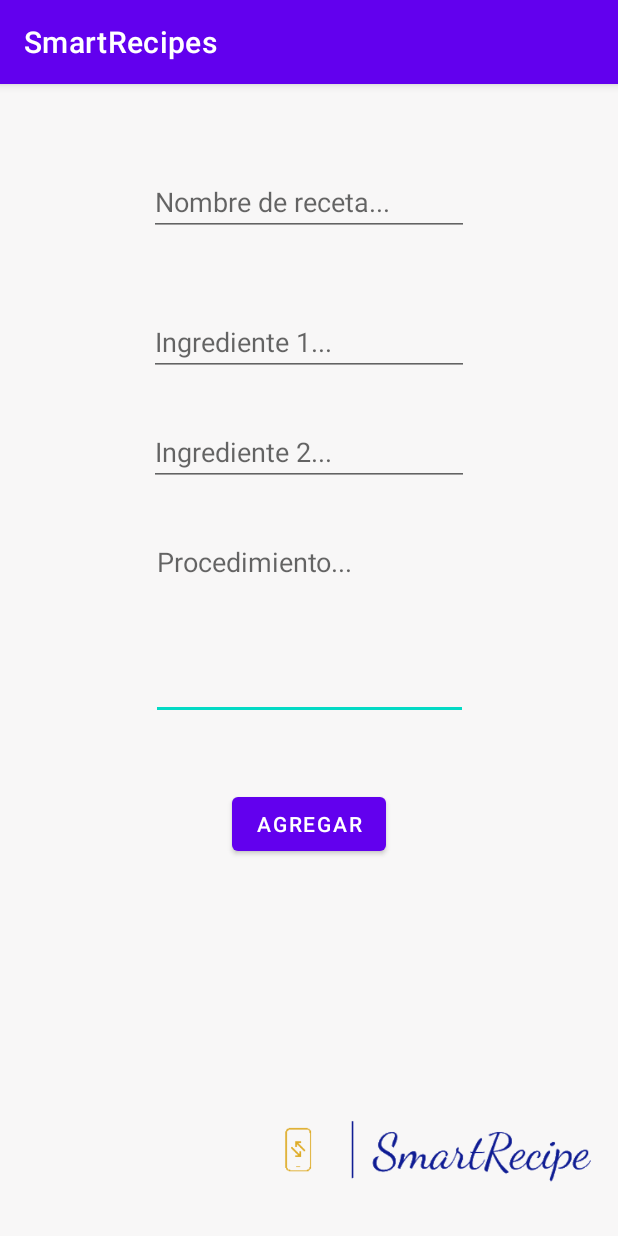
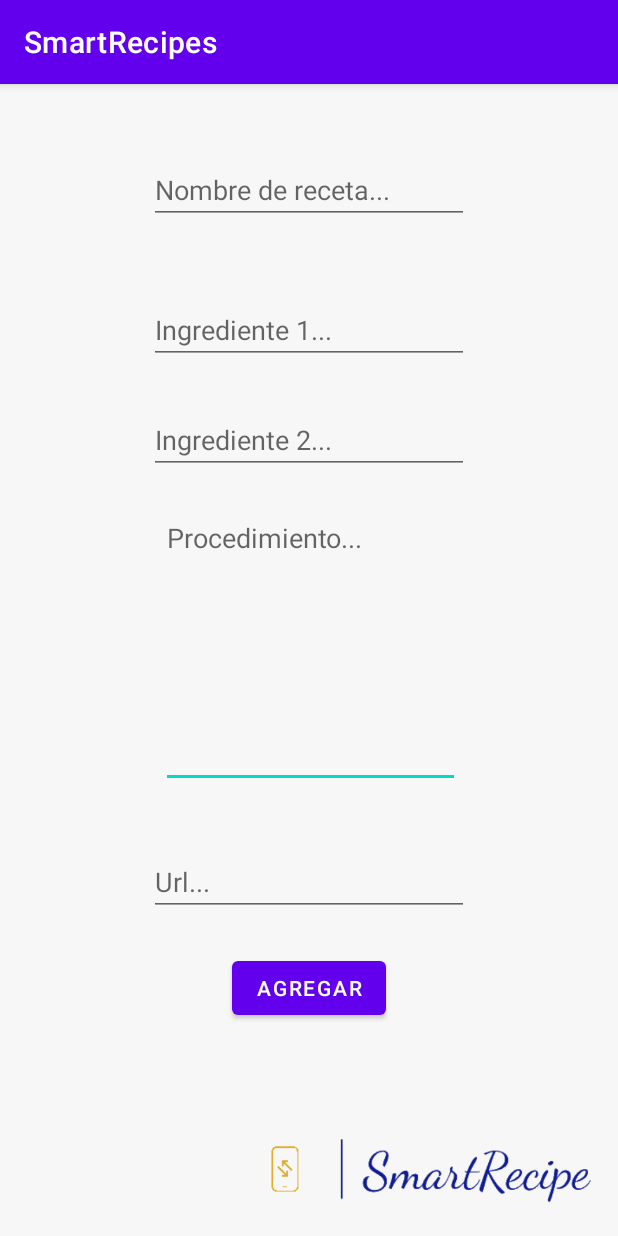
Before and after one commit to Erickln/SmartRecipes, an Android app: the AgregarReceta screen opened directly, with no data from a screen before it, on a phone screen of 412 x 824 dp. Run offline under Robolectric (Android 15) with nearby library versions, the phone set to English and light mode, and no system bars.

Commit message:
Push previo a recyclers en EditarReceta y AgregarReceta

```diff
--- a/app/src/main/java/com/example/smartrecipes/AgregarReceta.java
+++ b/app/src/main/java/com/example/smartrecipes/AgregarReceta.java
@@ -13,7 +13,7 @@ import java.util.ArrayList;
 public class AgregarReceta extends AppCompatActivity {
     public static final String NEW_RECIPE_KEY = "nuevaReceta";
 
-    EditText nombre,ingrediente1,ingredeinte2,procedimiento;
+    EditText nombre,ingrediente1,ingredeinte2,procedimiento,url;
 
     @Override
     protected void onCreate(Bundle savedInstanceState) {
@@ -23,6 +23,7 @@ public class AgregarReceta extends AppCompatActivity {
         ingrediente1 = findViewById(R.id.ingredienteEditText1);
         ingredeinte2 = findViewById(R.id.ingredienteEditText2);
         procedimiento = findViewById(R.id.procedimientoEditText);
+        url = findViewById(R.id.url5);
 
 
     }
@@ -30,15 +31,24 @@ public class AgregarReceta extends AppCompatActivity {
     public void agregarReceta(View v){
 
         Intent i = getIntent();
-        String nombre = this.nombre.getText()+"";
-        String ingrediente1 = this.ingrediente1.getText()+"";
-        String ingrediente2 = this.ingredeinte2.getText()+"";
+        String nombre           = this.nombre.getText()+"";
+        String ingrediente1     = this.ingrediente1.getText()+"";
+        String ingrediente2     = this.ingredeinte2.getText()+"";
+        String procedimiento    = this.procedimiento.getText()+"";
+        String url              = this.url.getText()+"";
         ArrayList<Ingrediente> ingredientes = new ArrayList<>();
         ingredientes.add(new Ingrediente(ingrediente1, ""));
         ingredientes.add(new Ingrediente(ingrediente2, ""));
 
-        String procedimiento = this.procedimiento.getText()+"";
-        i.putExtra(NEW_RECIPE_KEY,new Receta(nombre,ingredientes,procedimiento, "URL"));
+        FBHelper fb = new FBHelper();
+
+        //String [] xx = new String[]{"2","2"};
+
+        Receta resultado = new Receta(nombre,ingredientes,procedimiento,url);
+        fb.agregaRecetaPersonal(nombre, procedimiento,
+                new String[]{ingrediente1,ingrediente2}
+                ,url);
+        //i.putExtra(NEW_RECIPE_KEY,new Receta(nombre,ingredientes,procedimiento, "URL"));
         setResult(Activity.RESULT_OK, i);
         finish();
     }
--- a/app/src/main/res/layout/activity_agregar_receta.xml
+++ b/app/src/main/res/layout/activity_agregar_receta.xml
@@ -9,17 +9,16 @@
 
     <EditText
         android:id="@+id/procedimientoEditText"
-        android:layout_width="211dp"
-        android:layout_height="0dp"
-        android:layout_marginBottom="45dp"
+        android:layout_width="199dp"
+        android:layout_height="189dp"
+        android:layout_marginStart="8dp"
+        android:layout_marginTop="280dp"
         android:ems="10"
         android:gravity="start|top"
         android:hint="Procedimiento..."
         android:inputType="textMultiLine"
-        app:layout_constraintBottom_toTopOf="@+id/agregarRecetaButton"
-        app:layout_constraintEnd_toEndOf="parent"
-        app:layout_constraintStart_toStartOf="parent"
-        app:layout_constraintTop_toBottomOf="@+id/ingredienteEditText2" />
+        app:layout_constraintStart_toStartOf="@+id/ingredienteEditText2"
+        app:layout_constraintTop_toTopOf="parent" />
 
     <EditText
         android:id="@+id/nombreEditText"
@@ -63,22 +62,37 @@
         android:id="@+id/agregarRecetaButton"
         android:layout_width="wrap_content"
         android:layout_height="wrap_content"
-        android:layout_marginBottom="155dp"
+        android:layout_marginTop="24dp"
         android:onClick="agregarReceta"
         android:text="Agregar"
-        app:layout_constraintBottom_toTopOf="@+id/imageView9"
         app:layout_constraintEnd_toEndOf="parent"
+        app:layout_constraintHorizontal_bias="0.5"
+        app:layout_constraintStart_toStartOf="parent"
+        app:layout_constraintTop_toBottomOf="@+id/url5" />
+
+    <ImageView
+        android:id="@+id/imageView9"
+        android:layout_width="217dp"
+        android:layout_height="77dp"
+        android:layout_marginEnd="16dp"
+        android:layout_marginBottom="4dp"
+        app:layout_constraintBottom_toBottomOf="parent"
+        app:layout_constraintEnd_toEndOf="parent"
+        app:layout_constraintTop_toBottomOf="@+id/agregarRecetaButton"
+        app:layout_constraintVertical_bias="1.0"
+        app:srcCompat="@drawable/logo" />
+
+    <EditText
+        android:id="@+id/url5"
+        android:layout_width="wrap_content"
+        android:layout_height="wrap_content"
+        android:layout_marginTop="40dp"
+        android:ems="10"
+        android:hint="Url..."
+        android:inputType="textPersonName"
+        app:layout_constraintEnd_toEndOf="parent"
+        app:layout_constraintHorizontal_bias="0.5"
         app:layout_constraintStart_toStartOf="parent"
         app:layout_constraintTop_toBottomOf="@+id/procedimientoEditText" />
 
-    <ImageView
-        android:id="@+id/imageView9"
-        android:layout_width="208dp"
-        android:layout_height="0dp"
-        android:layout_marginEnd="16dp"
-        android:layout_marginBottom="16dp"
-        app:layout_constraintBottom_toBottomOf="parent"
-        app:layout_constraintEnd_toEndOf="parent"
-        app:srcCompat="@drawable/logo" />
-
 </androidx.constraintlayout.widget.ConstraintLayout>
```
